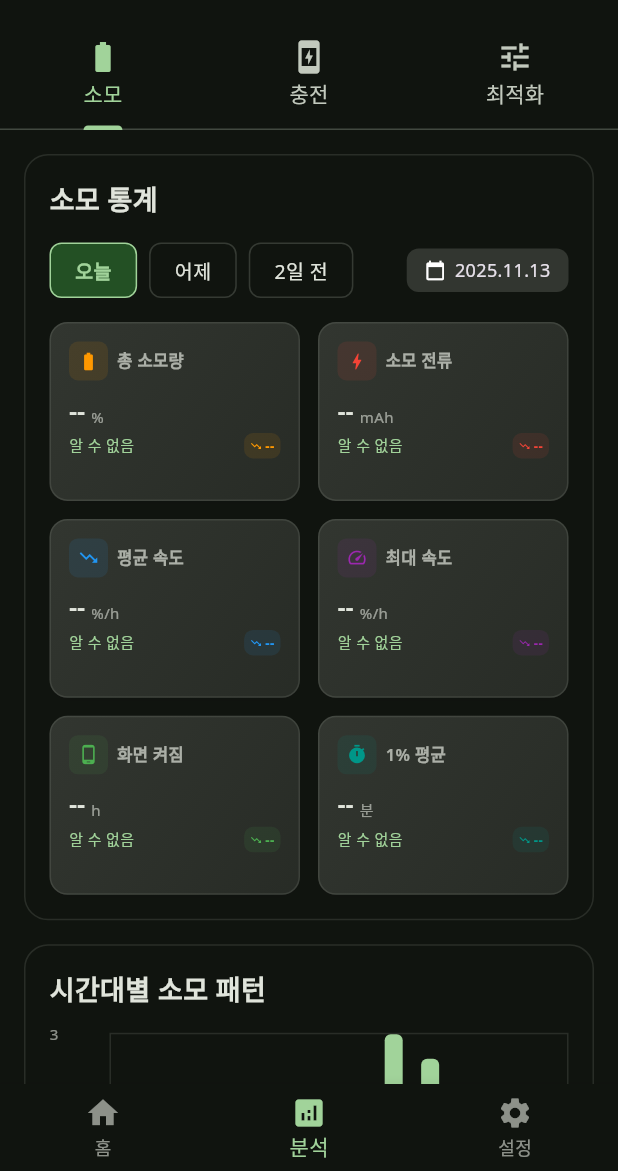
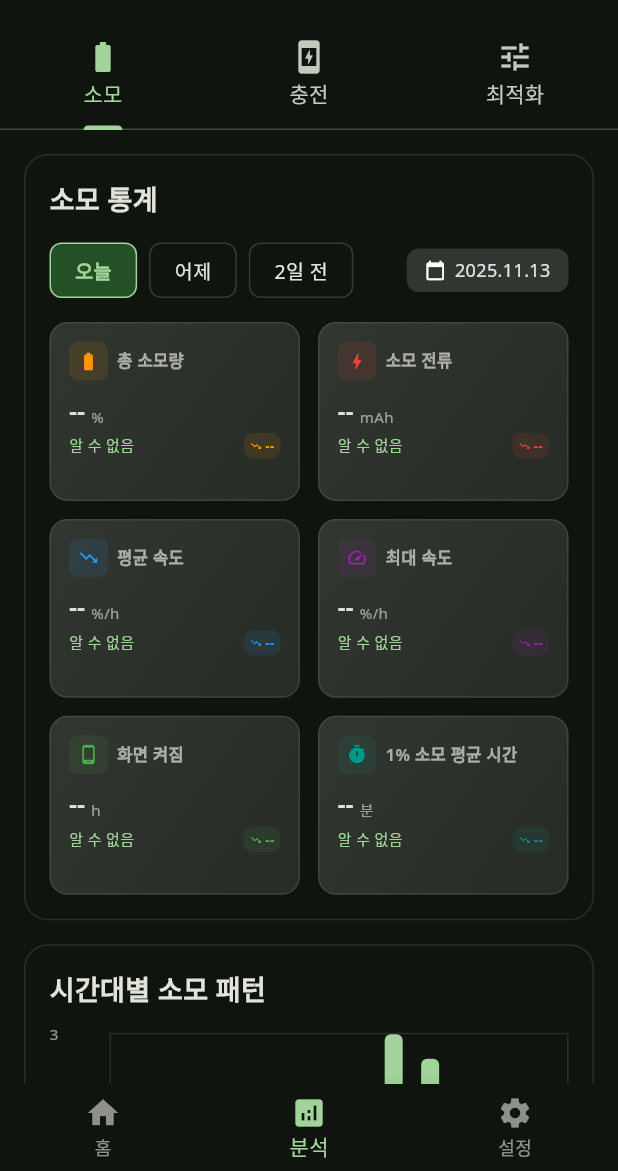
Before and after one commit to rbtc2/BatteryPal, a Flutter app: the screen it shows after launch, item 2 of the bottom bar chosen, on a phone screen of 412 x 824 dp, the part 65-1236 px from its top. Run offline on Flutter 3.47's test engine with Material 3 defaults, Android fonts, the phone set to English and light mode, and no system bars; drawn by our look-alikes of fl_chart; our stand-ins replace battery_plus, flutter_local_notifications, google_fonts, permission_handler, shared_preferences, sqflite; accounts and stored records are empty.

Commit message:
소모평균시간

```diff
--- a/lib/screens/analysis/widgets/battery_drain/widgets/drain_stats_card.dart
+++ b/lib/screens/analysis/widgets/battery_drain/widgets/drain_stats_card.dart
@@ -208,9 +208,9 @@ class _DrainStatsCardState extends State<DrainStatsCard> {
                   icon: Icons.phone_android,
                 ),
 
-                // 1% 평균
+                // 1% 소모 평균 시간
                 StatCard(
-                  title: '1% 평균',
+                  title: '1% 소모 평균 시간',
                   mainValue: '--',
                   unit: '분',
                   subValue: '알 수 없음',
```
